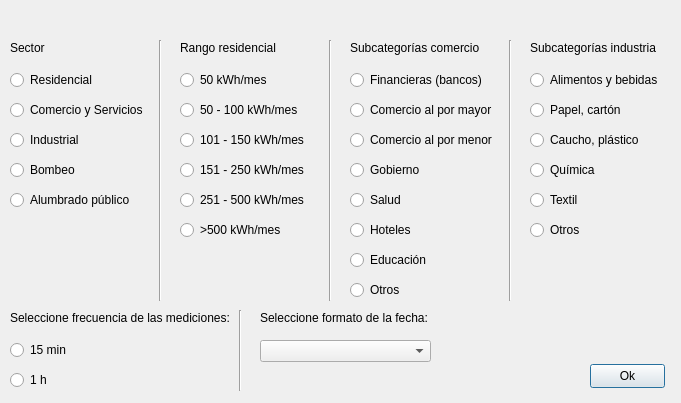
The window that ppcc/setcategoriesdialog.ui (ErnestoVivas/Multiconsult-ppcc) describes before a commit, drawn with Qt 5.
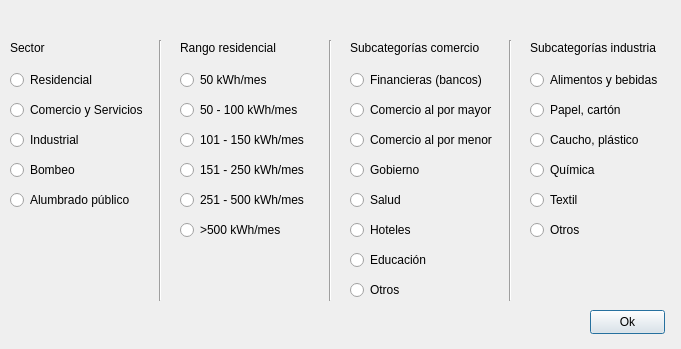
The same window after the commit.

```diff
--- a/ppcc/setcategoriesdialog.ui
+++ b/ppcc/setcategoriesdialog.ui
@@ -7,7 +7,7 @@
     <x>0</x>
     <y>0</y>
     <width>681</width>
-    <height>403</height>
+    <height>349</height>
    </rect>
   </property>
   <property name="windowTitle">
@@ -17,7 +17,7 @@
    <property name="geometry">
     <rect>
      <x>590</x>
-     <y>364</y>
+     <y>310</y>
      <width>75</width>
      <height>24</height>
     </rect>
@@ -455,81 +455,6 @@
     <string>Otros</string>
    </property>
   </widget>
-  <widget class="QLabel" name="labelSelectFrequency">
-   <property name="geometry">
-    <rect>
-     <x>10</x>
-     <y>310</y>
-     <width>231</width>
-     <height>16</height>
-    </rect>
-   </property>
-   <property name="text">
-    <string>Seleccione frecuencia de las mediciones:</string>
-   </property>
-  </widget>
-  <widget class="QRadioButton" name="radioButton15min">
-   <property name="geometry">
-    <rect>
-     <x>10</x>
-     <y>340</y>
-     <width>89</width>
-     <height>20</height>
-    </rect>
-   </property>
-   <property name="text">
-    <string>15 min</string>
-   </property>
-  </widget>
-  <widget class="QRadioButton" name="radioButton1h">
-   <property name="geometry">
-    <rect>
-     <x>10</x>
-     <y>370</y>
-     <width>89</width>
-     <height>20</height>
-    </rect>
-   </property>
-   <property name="text">
-    <string>1 h</string>
-   </property>
-  </widget>
-  <widget class="QLabel" name="labelSelectDateFormat">
-   <property name="geometry">
-    <rect>
-     <x>260</x>
-     <y>310</y>
-     <width>251</width>
-     <height>16</height>
-    </rect>
-   </property>
-   <property name="text">
-    <string>Seleccione formato de la fecha:</string>
-   </property>
-  </widget>
-  <widget class="QComboBox" name="comboBoxDateFormat">
-   <property name="geometry">
-    <rect>
-     <x>260</x>
-     <y>340</y>
-     <width>171</width>
-     <height>22</height>
-    </rect>
-   </property>
-  </widget>
-  <widget class="Line" name="line_4">
-   <property name="geometry">
-    <rect>
-     <x>230</x>
-     <y>310</y>
-     <width>21</width>
-     <height>81</height>
-    </rect>
-   </property>
-   <property name="orientation">
-    <enum>Qt::Vertical</enum>
-   </property>
-  </widget>
  </widget>
  <resources/>
  <connections/>
```
